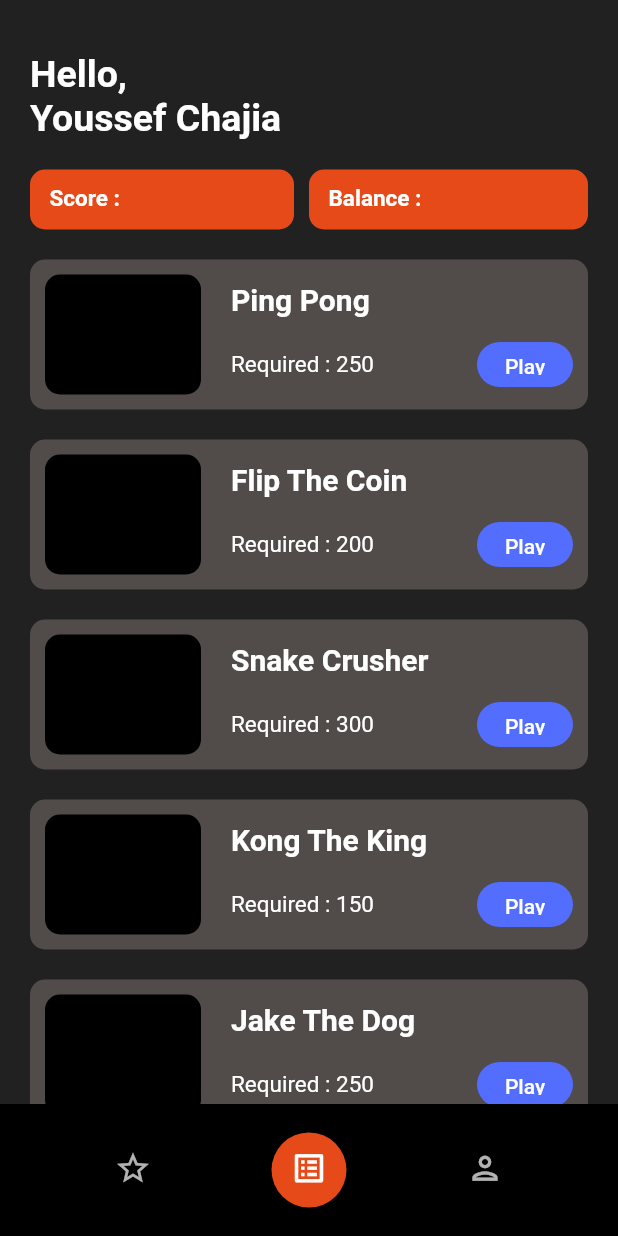
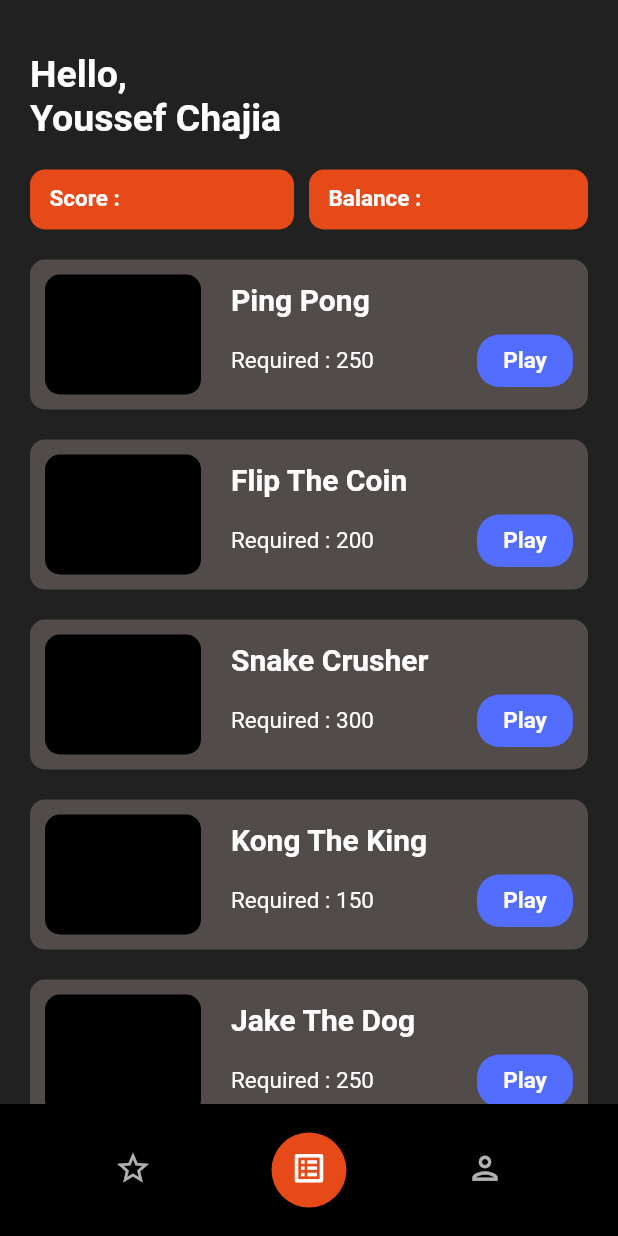
Before and after one commit to YoussefChajia/game-prize, a Flutter app: the screen it shows after launch, item 2 of the bottom bar chosen, on a phone screen of 412 x 824 dp. Run offline on Flutter 3.47's test engine with Material 2 defaults, Android fonts, the phone set to English and light mode, and no system bars.

Commit message:
Finished Game List UI

```diff
--- a/lib/screens/game_list_screen.dart
+++ b/lib/screens/game_list_screen.dart
@@ -14,7 +14,8 @@ class _GameListState extends State<GameList> {
     return SafeArea(
       child: Scaffold(
         backgroundColor: Theme.of(context).backgroundColor,
-        body: Padding(
+        body: SingleChildScrollView(
+          child: Padding(
             padding: EdgeInsets.symmetric(horizontal: 20.0),
             child: Column(
               crossAxisAlignment: CrossAxisAlignment.start,
@@ -52,6 +53,7 @@ class _GameListState extends State<GameList> {
             ),
           ),
         ),
+      ),
     );
   }
 }
--- a/lib/widgets/game_card.dart
+++ b/lib/widgets/game_card.dart
@@ -11,8 +11,10 @@ class GameCard extends StatefulWidget {
 class _GameCardState extends State<GameCard> {
   @override
   Widget build(BuildContext context) {
-    return Expanded(
+    return Container(
       child: ListView.builder(
+        physics: NeverScrollableScrollPhysics(),
+        shrinkWrap: true,
         itemCount: games.length,
         itemBuilder: (BuildContext context, int index) {
           final Game game = games[index];
@@ -67,7 +69,7 @@ class _GameCardState extends State<GameCard> {
                                   ),
                                 ),
                                 Container(
-                                  height: 30.0,
+                                  height: 35.0,
                                   decoration: BoxDecoration(
                                     color: Theme.of(context).buttonColor,
                                     borderRadius: BorderRadius.circular(15.0),
@@ -78,7 +80,14 @@ class _GameCardState extends State<GameCard> {
                                           MaterialStateProperty.all<Color>(Colors.white),
                                     ),
                                     onPressed: () {},
-                                    child: Text('Play'),
+                                    child: Text(
+                                      'Play',
+                                      style: TextStyle(
+                                        color: Colors.white,
+                                        fontSize: 15.0,
+                                        fontWeight: FontWeight.bold,
+                                      ),
+                                    ),
                                   ),
                                 ),
                               ],
```
Lines whose indentation alone changed are shown as unchanged.
